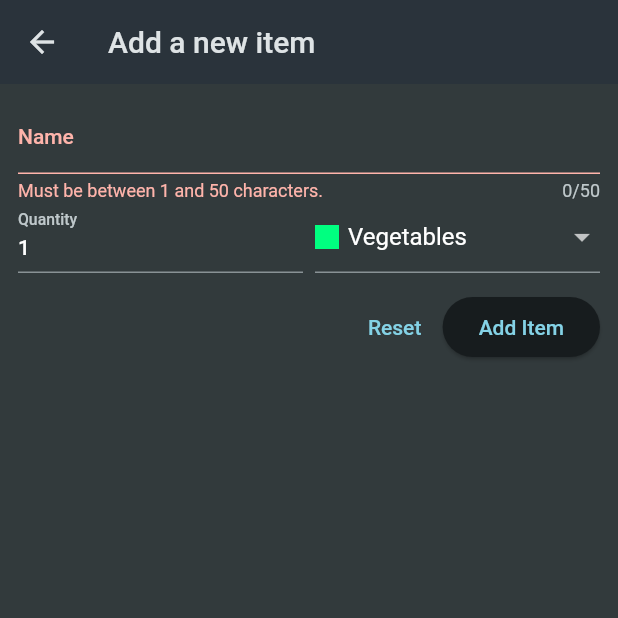
After one commit to xzyxrene/shopping_list, a Flutter app: the NewItem screen opened directly, after a tap on "Add Item", on a phone screen of 412 x 824 dp, the top half of it. The commit adds this screen. Run offline on Flutter 3.47's test engine with Material 2 defaults, Android fonts, the phone set to English and light mode, and no system bars.

Commit message:
2 page app created

```diff
--- a/lib/widgets/grocery_list.dart
+++ b/lib/widgets/grocery_list.dart
@@ -1,15 +1,35 @@
 import 'package:flutter/material.dart';
 
 import 'package:shopping_list/data/dummy_items.dart';
+import 'package:shopping_list/widgets/new_item.dart';
 
-class GroceryList extends StatelessWidget {
+class GroceryList extends StatefulWidget {
   const GroceryList({super.key});
+
+  @override
+  State<GroceryList> createState() => _GroceryListState();
+}
+
+class _GroceryListState extends State<GroceryList> {
+  void _addItem() {
+    Navigator.of(context).push(
+      MaterialPageRoute(
+        builder: (ctx) => const NewItem(),
+      ),
+    );
+  }
 
   @override
   Widget build(BuildContext context) {
     return Scaffold(
       appBar: AppBar(
         title: const Text('Your Groceries'),
+        actions: [
+          IconButton(
+            onPressed: _addItem,
+            icon: const Icon(Icons.add),
+          ),
+        ],
       ),
       body: ListView.builder(
         itemCount: groceryItems.length,
--- /dev/null
+++ b/lib/widgets/new_item.dart
@@ -0,0 +1,129 @@
+import 'package:flutter/material.dart';
+
+import 'package:shopping_list/data/categories.dart';
+import 'package:shopping_list/models/category.dart';
+
+class NewItem extends StatefulWidget {
+  const NewItem({super.key});
+
+  @override
+  State<NewItem> createState() => _NewItemState();
+}
+
+class _NewItemState extends State<NewItem> {
+  final _formKey = GlobalKey<FormState>();
+  var _enteredName = '';
+  var _enteredQuantity = 1;
+  var _selectedCategory = categories[Categories.vegetables]!;
+
+  void _saveItem() {
+    if (_formKey.currentState!.validate()) {
+      _formKey.currentState!.save();
+    }
+  }
+
+  @override
+  Widget build(BuildContext context) {
+    return Scaffold(
+      appBar: AppBar(
+        title: const Text('Add a new item'),
+      ),
+      body: Padding(
+        padding: const EdgeInsets.all(12),
+        child: Form(
+          key: _formKey,
+          child: Column(
+            children: [
+              TextFormField(
+                maxLength: 50,
+                decoration: const InputDecoration(
+                  label: Text('Name'),
+                ),
+                validator: (value) {
+                  if (value == null ||
+                      value.isEmpty ||
+                      value.trim().length <= 1 ||
+                      value.trim().length > 50) {
+                    return 'Must be between 1 and 50 characters.';
+                  }
+                  return null;
+                },
+                onSaved: (value) {
+                  _enteredName = value!;
+                },
+              ),
+              Row(
+                crossAxisAlignment: CrossAxisAlignment.end,
+                children: [
+                  Expanded(
+                    child: TextFormField(
+                      decoration: const InputDecoration(
+                        label: Text('Quantity'),
+                      ),
+                      keyboardType: TextInputType.number,
+                      initialValue: '1',
+                      validator: (value) {
+                        if (value == null ||
+                            value.isEmpty ||
+                            int.tryParse(value) == null ||
+                            int.tryParse(value)! <= 0) {
+                          return 'Must be a valid, positive number.';
+                        }
+                        return null;
+                      },
+                      onSaved: (value) {
+                        _enteredQuantity = int.parse(value!);
+                      },
+                    ),
+                  ),
+                  const SizedBox(width: 8),
+                  Expanded(
+                    child: DropdownButtonFormField(
+                      value: _selectedCategory,
+                      items: [
+                        for (final category in categories.entries)
+                          DropdownMenuItem(
+                            value: category.value,
+                            child: Row(
+                              children: [
+                                Container(
+                                  width: 16,
+                                  height: 16,
+                                  color: category.value.color,
+                                ),
+                                const SizedBox(width: 6),
+                                Text(category.value.title),
+                              ],
+                            ),
+                          ),
+                      ],
+                      onChanged: (value) {
+                        _selectedCategory = value!;
+                      },
+                    ),
+                  ),
+                ],
+              ),
+              const SizedBox(height: 12),
+              Row(
+                mainAxisAlignment: MainAxisAlignment.end,
+                children: [
+                  TextButton(
+                    onPressed: () {
+                      _formKey.currentState!.reset();
+                    },
+                    child: const Text('Reset'),
+                  ),
+                  ElevatedButton(
+                    onPressed: _saveItem,
+                    child: const Text('Add Item'),
+                  ),
+                ],
+              ),
+            ],
+          ),
+        ),
+      ),
+    );
+  }
+}
```
